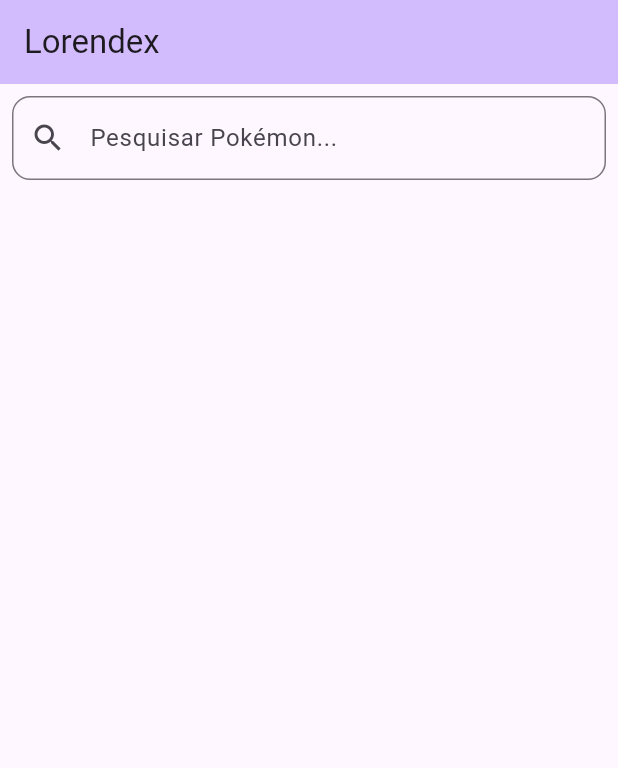
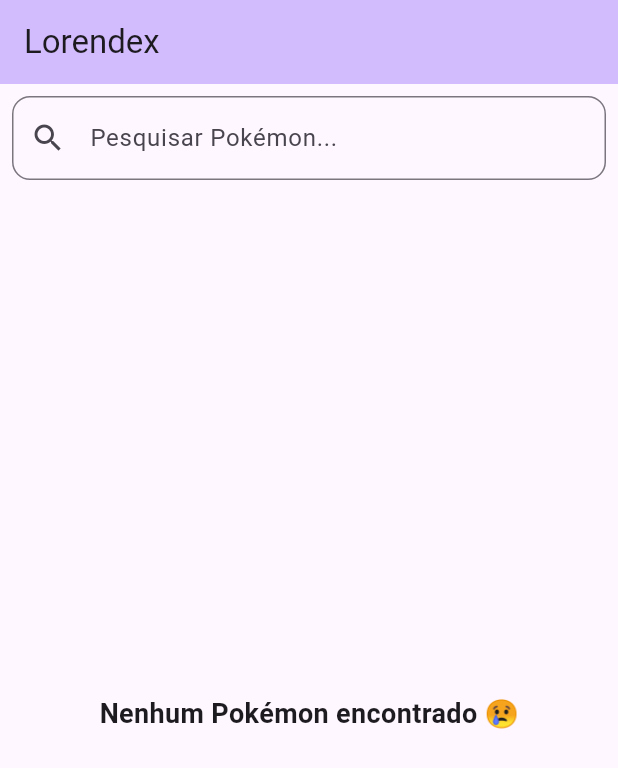
Before and after one commit to LorenzoNied/PokedexFlutter, a Flutter app: the screen it shows after launch, on a phone screen of 412 x 824 dp. Shown: the top 768 px of the screen. Run offline on Flutter 3.47's test engine with Material 3 defaults, Android fonts, the phone set to English and light mode, and no system bars; our stand-ins replace dio; network calls fail.

Commit message:
Adicionado ferramentar de nenhum pokemon encontrado avisar o usuário

```diff
--- a/lib/main.dart
+++ b/lib/main.dart
@@ -86,7 +86,7 @@ class _MyHomePageState extends State<MyHomePage> {
       ),
       body: Column(
         children: [
-          // Barra de pesquisa
+
           Padding(
             padding: const EdgeInsets.all(8.0),
             child: TextField(
@@ -106,7 +106,14 @@ class _MyHomePageState extends State<MyHomePage> {
           ),
 
           Expanded(
-            child: ListView.builder(
+            child:filteredPokemons.isEmpty
+      ? const Center(
+          child: Text(
+            "Nenhum Pokémon encontrado 😢",
+            style: TextStyle(fontSize: 18, fontWeight: FontWeight.bold),
+          ),
+        )
+            : ListView.builder(
               itemCount: filteredPokemons.length,
               itemBuilder: (context, index) {
                 final pokemon = filteredPokemons[index];
```
